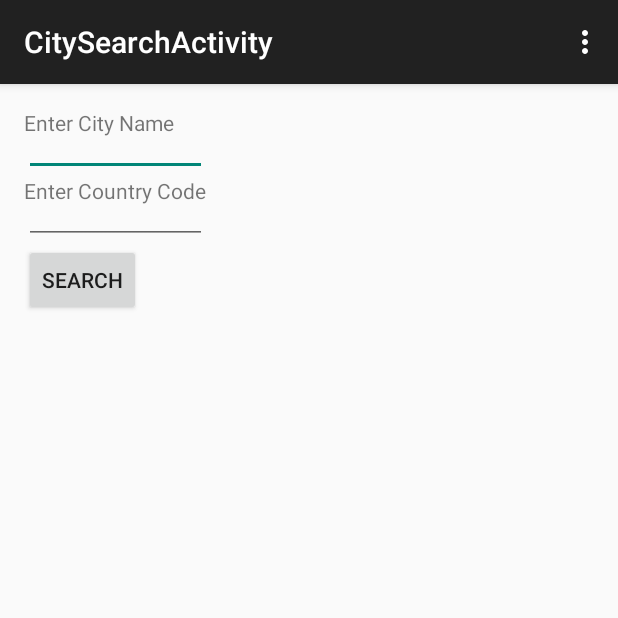
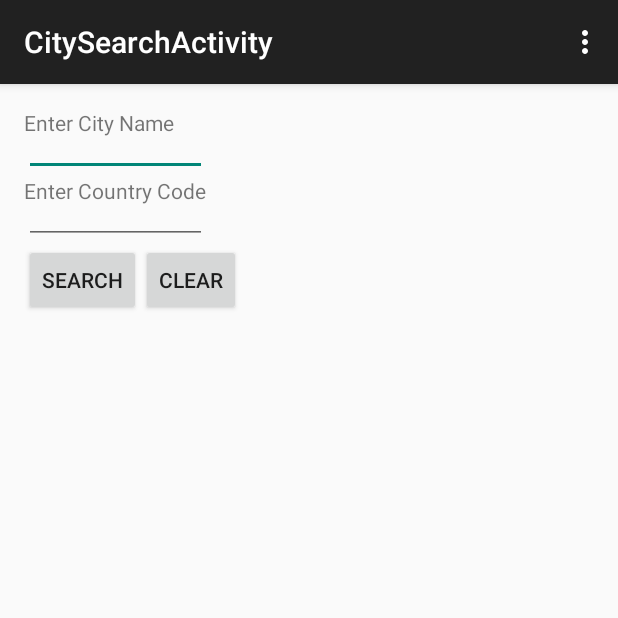
Before and after one commit to xlogan777/github_repo1, an Android app: the screen it shows after launch (CitySearchActivity), after a tap on "SEARCH", on a phone screen of 412 x 824 dp, the top half of it. Run offline under Robolectric (Android 15) with nearby library versions, the phone set to English and light mode, and no system bars; libraries missing offline, so code that uses them is left out: de.greenrobot.dao; 4 statements that could not run were skipped.

Commit message:
added  a new button to clear the activity. added method to remove fragment.

```diff
--- a/android_studio_proj/MyWeatherApp/app/src/main/java/jmtechsvcs/myweatherapp/activitypkg/CitySearchActivity.java
+++ b/android_studio_proj/MyWeatherApp/app/src/main/java/jmtechsvcs/myweatherapp/activitypkg/CitySearchActivity.java
@@ -36,36 +36,26 @@ public class CitySearchActivity extends ActionBarActivity implements CityListFra
         setContentView(R.layout.activity_city_search);
 
         final Button search_button = (Button)findViewById(R.id.performsearch);
+        final Button clear_button = (Button)findViewById(R.id.cleardata);
 
-        //add the event handler for the button.
+        //add the event handler for clearing the fragment
+        clear_button.setOnClickListener(
+                new Button.OnClickListener(){
+                    public void onClick(View view){
+
+                        //remove fragment.
+                        removedFragment();
+                    }
+                }
+        );
+
+        //add the event handler for search event.
         search_button.setOnClickListener(new Button.OnClickListener(){
              public void onClick(View view){
                  Log.d(LOGTAG, "clicked the search button.");
 
-                 //use a non empty list to do clean up of fragment.
-                 if(cityList != null)
-                 {
-                     cityList.clear();
-
-                     //get frag mgr to clear frag item from view.
-                     FragmentManager fm = getFragmentManager();
-
-                     //start a frag tx.
-                     FragmentTransaction ft = fm.beginTransaction();
-
-                     //find the fragment tied to this view item.
-                     Fragment fragment = fm.findFragmentById(R.id.frame_frag_layout);
-
-                     //if their is a fragment in this view destory it..
-                     if(fragment != null)
-                     {
-                         // remove the existing fragment from the frag tx.
-                         ft.remove(fragment);
-
-                         //commit this change.
-                         ft.commit();
-                     }
-                 }
+                 //remove fragment.
+                 removedFragment();
 
                  //get the text from both the cc and the city edit boxes.
                  String city_name = ((EditText)findViewById(R.id.city_name_input)).getText().toString();
@@ -98,6 +88,7 @@ public class CitySearchActivity extends ActionBarActivity implements CityListFra
 
                      //add fragment to main activity layout
                      ft.add(R.id.frame_frag_layout, frag);
+                     //ft.add(R.id.scrollView, frag);
 
                      //commit this activity.
                      ft.commit();
@@ -109,6 +100,35 @@ public class CitySearchActivity extends ActionBarActivity implements CityListFra
              }
          }
         );
+    }
+
+    public void removedFragment()
+    {
+        //use a non empty list to do clean up of fragment.
+        if(cityList != null)
+        {
+            cityList.clear();
+
+            //get frag mgr to clear frag item from view.
+            FragmentManager fm = getFragmentManager();
+
+            //start a frag tx.
+            FragmentTransaction ft = fm.beginTransaction();
+
+            //find the fragment tied to this view item.
+            Fragment fragment = fm.findFragmentById(R.id.frame_frag_layout);
+            //Fragment fragment = fm.findFragmentById(R.id.scrollView);
+
+            //if their is a fragment in this view destroy it..
+            if(fragment != null)
+            {
+                // remove the existing fragment from the frag tx.
+                ft.remove(fragment);
+
+                //commit this change.
+                ft.commit();
+            }
+        }
     }
 
     @Override
--- a/android_studio_proj/MyWeatherApp/app/src/main/res/layout/activity_city_search.xml
+++ b/android_studio_proj/MyWeatherApp/app/src/main/res/layout/activity_city_search.xml
@@ -70,4 +70,14 @@
         android:id="@+id/frame_frag_layout">
     </FrameLayout>
 
+    <Button
+        style="?android:attr/buttonStyleSmall"
+        android:layout_width="wrap_content"
+        android:layout_height="wrap_content"
+        android:text="Clear"
+        android:id="@+id/cleardata"
+        android:layout_above="@+id/frame_frag_layout"
+        android:layout_toRightOf="@+id/performsearch"
+        android:layout_toEndOf="@+id/performsearch"/>
+
 </RelativeLayout>
```
Also changed, not shown: android_studio_proj/MyWeatherApp/app/src/main/java/jmtechsvcs/myweatherapp/fragmentpkg/CityListFragment.java (+3 -14 lines).
